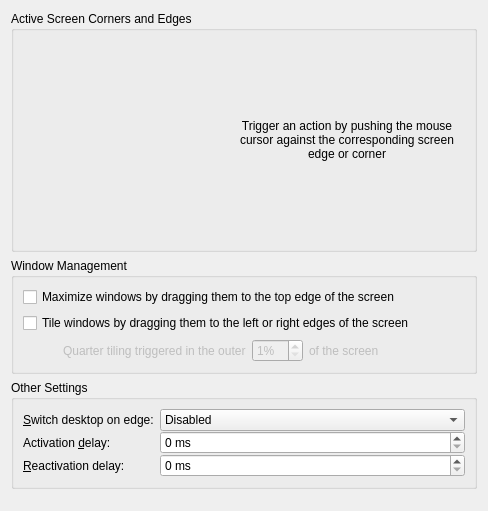
Before: the Qt Designer form kcmkwin/kwinscreenedges/main.ui in lfdevs/kwin, drawn with Qt 5.
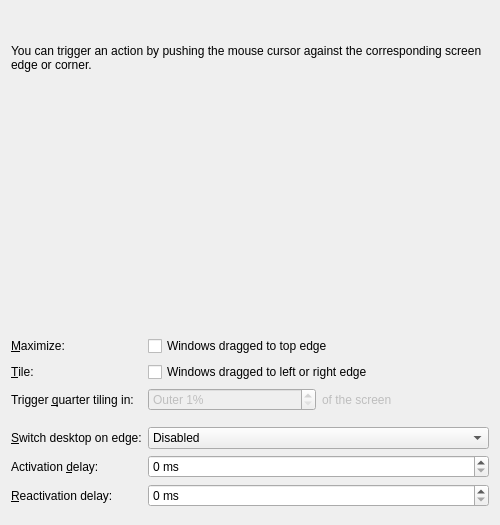
After: the same form once the commit is applied. Custom widgets are drawn as their Qt base class.

Patch:
```diff
--- a/kcmkwin/kwinscreenedges/main.ui
+++ b/kcmkwin/kwinscreenedges/main.ui
@@ -6,17 +6,43 @@
    <rect>
     <x>0</x>
     <y>0</y>
-    <width>488</width>
-    <height>511</height>
+    <width>500</width>
+    <height>525</height>
    </rect>
   </property>
+  <property name="minimumSize">
+   <size>
+    <width>500</width>
+    <height>525</height>
+   </size>
+  </property>
   <layout class="QVBoxLayout" name="verticalLayout">
    <item>
-    <widget class="QGroupBox" name="groupBox_3">
-     <property name="title">
-      <string>Active Screen Corners and Edges</string>
+    <widget class="QLabel" name="infoLabel">
+     <property name="text">
+      <string>You can trigger an action by pushing the mouse cursor against the corresponding screen edge or corner.</string>
      </property>
-     <layout class="QHBoxLayout" name="horizontalLayout">
+     <property name="wordWrap">
+      <bool>true</bool>
+     </property>
+    </widget>
+   </item>
+   <item>
+    <spacer name="verticalSpacer_2">
+     <property name="orientation">
+      <enum>Qt::Vertical</enum>
+     </property>
+     <property name="sizeType">
+      <enum>QSizePolicy::Minimum</enum>
+     </property>
+     <property name="sizeHint" stdset="0">
+      <size>
+       <width>20</width>
+       <height>20</height>
+      </size>
+     </property>
+    </spacer>
+   </item>
       <item>
        <widget class="KWin::Monitor" name="monitor" native="true">
         <property name="minimumSize">
@@ -31,80 +57,67 @@
        </widget>
       </item>
       <item>
-       <widget class="QLabel" name="label_7">
+    <layout class="QFormLayout" name="formLayout">
+     <property name="formAlignment">
+      <set>Qt::AlignHCenter|Qt::AlignTop</set>
+     </property>
+     <item row="0" column="0">
+      <widget class="QLabel" name="quickMaximizeLabel">
         <property name="text">
-         <string>Trigger an action by pushing the mouse cursor against the corresponding screen edge or corner</string>
-        </property>
-        <property name="alignment">
-         <set>Qt::AlignCenter</set>
-        </property>
-        <property name="wordWrap">
-         <bool>true</bool>
-        </property>
-       </widget>
-      </item>
-     </layout>
-    </widget>
-   </item>
-   <item>
-    <widget class="QGroupBox" name="groupBox">
-     <property name="title">
-      <string>Window Management</string>
-     </property>
-     <layout class="QVBoxLayout" name="verticalLayout_2">
-      <item>
+        <string>&amp;Maximize:</string>
+       </property>
+       <property name="buddy">
+        <cstring>quickMaximizeBox</cstring>
+       </property>
+      </widget>
+     </item>
+     <item row="0" column="1">
        <widget class="QCheckBox" name="quickMaximizeBox">
         <property name="text">
-         <string>Maximize windows by dragging them to the top edge of the screen</string>
+        <string>Windows dragged to top edge</string>
         </property>
        </widget>
       </item>
-      <item>
+     <item row="1" column="0">
+      <widget class="QLabel" name="quickTileLabel">
+       <property name="text">
+        <string>&amp;Tile:</string>
+       </property>
+       <property name="buddy">
+        <cstring>quickTileBox</cstring>
+       </property>
+      </widget>
+     </item>
+     <item row="1" column="1">
        <widget class="QCheckBox" name="quickTileBox">
         <property name="text">
-         <string>Tile windows by dragging them to the left or right edges of the screen</string>
+        <string>Windows dragged to left or right edge</string>
         </property>
        </widget>
       </item>
-      <item>
-       <layout class="QHBoxLayout" name="horizontalLayout_2">
-        <item>
-         <spacer name="horizontalSpacer">
-          <property name="orientation">
-           <enum>Qt::Horizontal</enum>
-          </property>
-          <property name="sizeType">
-           <enum>QSizePolicy::Fixed</enum>
-          </property>
-          <property name="sizeHint" stdset="0">
-           <size>
-            <width>40</width>
-            <height>20</height>
-           </size>
-          </property>
-         </spacer>
-        </item>
-        <item>
-         <widget class="QLabel" name="label_3">
-          <property name="enabled">
-           <bool>false</bool>
-          </property>
+     <item row="2" column="0">
+      <widget class="QLabel" name="electricBorderCornerRatioLabel">
           <property name="text">
-           <string>Quarter tiling triggered in the outer</string>
+        <string>Trigger &amp;quarter tiling in:</string>
           </property>
           <property name="buddy">
-           <cstring>electricBorderCornerRatio</cstring>
+        <cstring>electricBorderCornerRatioSpin</cstring>
           </property>
          </widget>
         </item>
+     <item row="2" column="1">
+      <layout class="QHBoxLayout" name="horizontalLayout">
         <item>
-         <widget class="QSpinBox" name="electricBorderCornerRatio">
+        <widget class="QSpinBox" name="electricBorderCornerRatioSpin">
           <property name="enabled">
            <bool>false</bool>
           </property>
           <property name="suffix">
            <string>%</string>
           </property>
+         <property name="prefix">
+          <string>Outer </string>
+         </property>
           <property name="minimum">
            <number>1</number>
           </property>
@@ -114,7 +127,7 @@
          </widget>
         </item>
         <item>
-         <widget class="QLabel" name="label_4">
+        <widget class="QLabel" name="label_1">
           <property name="enabled">
            <bool>false</bool>
           </property>
@@ -123,40 +136,9 @@
           </property>
          </widget>
         </item>
-        <item>
-         <spacer name="horizontalSpacer_2">
-          <property name="orientation">
-           <enum>Qt::Horizontal</enum>
-          </property>
-          <property name="sizeHint" stdset="0">
-           <size>
-            <width>40</width>
-            <height>20</height>
-           </size>
-          </property>
-         </spacer>
-        </item>
-       </layout>
-      </item>
-     </layout>
-    </widget>
-   </item>
-   <item>
-    <widget class="QGroupBox" name="groupBox_2">
-     <property name="enabled">
-      <bool>true</bool>
-     </property>
-     <property name="title">
-      <string>Other Settings</string>
-     </property>
-     <layout class="QFormLayout" name="formLayout">
-      <property name="fieldGrowthPolicy">
-       <enum>QFormLayout::AllNonFixedFieldsGrow</enum>
-      </property>
-      <property name="verticalSpacing">
-       <number>0</number>
-      </property>
-      <item row="0" column="0">
+      </layout>
+     </item>
+     <item row="4" column="0">
        <widget class="QLabel" name="desktopSwitchLabel">
         <property name="toolTip">
          <string>Change desktop when the mouse cursor is pushed against the edge of the screen</string>
@@ -169,7 +151,7 @@
         </property>
        </widget>
       </item>
-      <item row="0" column="1">
+     <item row="4" column="1">
        <widget class="KComboBox" name="desktopSwitchCombo">
         <item>
          <property name="text">
@@ -188,8 +170,8 @@
         </item>
        </widget>
       </item>
-      <item row="2" column="0">
-       <widget class="QLabel" name="label">
+     <item row="5" column="0">
+      <widget class="QLabel" name="activationDelayLabel">
         <property name="toolTip">
          <string>Amount of time required for the mouse cursor to be pushed against the edge of the screen before the action is triggered</string>
         </property>
@@ -201,7 +183,7 @@
         </property>
        </widget>
       </item>
-      <item row="2" column="1">
+     <item row="5" column="1">
        <widget class="QSpinBox" name="activationDelaySpin">
         <property name="suffix">
          <string> ms</string>
@@ -217,8 +199,8 @@
         </property>
        </widget>
       </item>
-      <item row="3" column="0">
-       <widget class="QLabel" name="label_2">
+     <item row="6" column="0">
+      <widget class="QLabel" name="triggerCooldownLabel">
         <property name="enabled">
          <bool>true</bool>
         </property>
@@ -233,7 +215,7 @@
         </property>
        </widget>
       </item>
-      <item row="3" column="1">
+     <item row="6" column="1">
        <widget class="QSpinBox" name="triggerCooldownSpin">
         <property name="enabled">
          <bool>true</bool>
@@ -252,32 +234,31 @@
         </property>
        </widget>
       </item>
-      <item row="4" column="0">
-       <spacer name="verticalSpacer_2">
+     <item row="3" column="1">
+      <spacer name="verticalSpacer_1">
         <property name="orientation">
          <enum>Qt::Vertical</enum>
         </property>
+       <property name="sizeType">
+        <enum>QSizePolicy::Fixed</enum>
+       </property>
         <property name="sizeHint" stdset="0">
          <size>
           <width>20</width>
-          <height>0</height>
+         <height>4</height>
          </size>
         </property>
        </spacer>
       </item>
      </layout>
-    </widget>
    </item>
    <item>
-    <spacer name="verticalSpacer">
+    <spacer name="verticalSpacer_3">
      <property name="orientation">
       <enum>Qt::Vertical</enum>
      </property>
-     <property name="sizeHint" stdset="0">
-      <size>
-       <width>20</width>
-       <height>0</height>
-      </size>
+     <property name="sizeType">
+      <enum>QSizePolicy::Expanding</enum>
      </property>
     </spacer>
    </item>
```
Left out of the diff: 36 changed lines with no effect on the pictures. Lines whose indentation alone changed are shown as unchanged.
